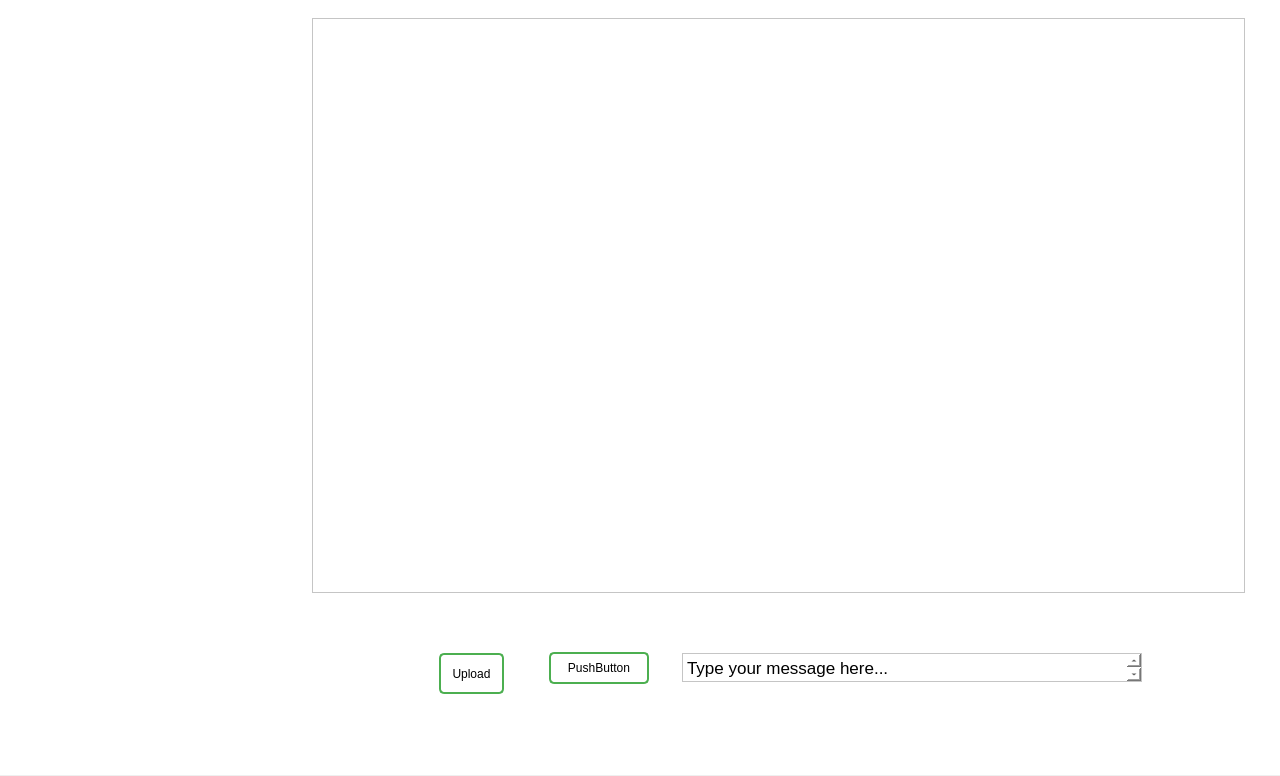
Above: Forms/mainwindow.ui from JustinGetty/LotusAppClient before the change. Below: the same form after it.
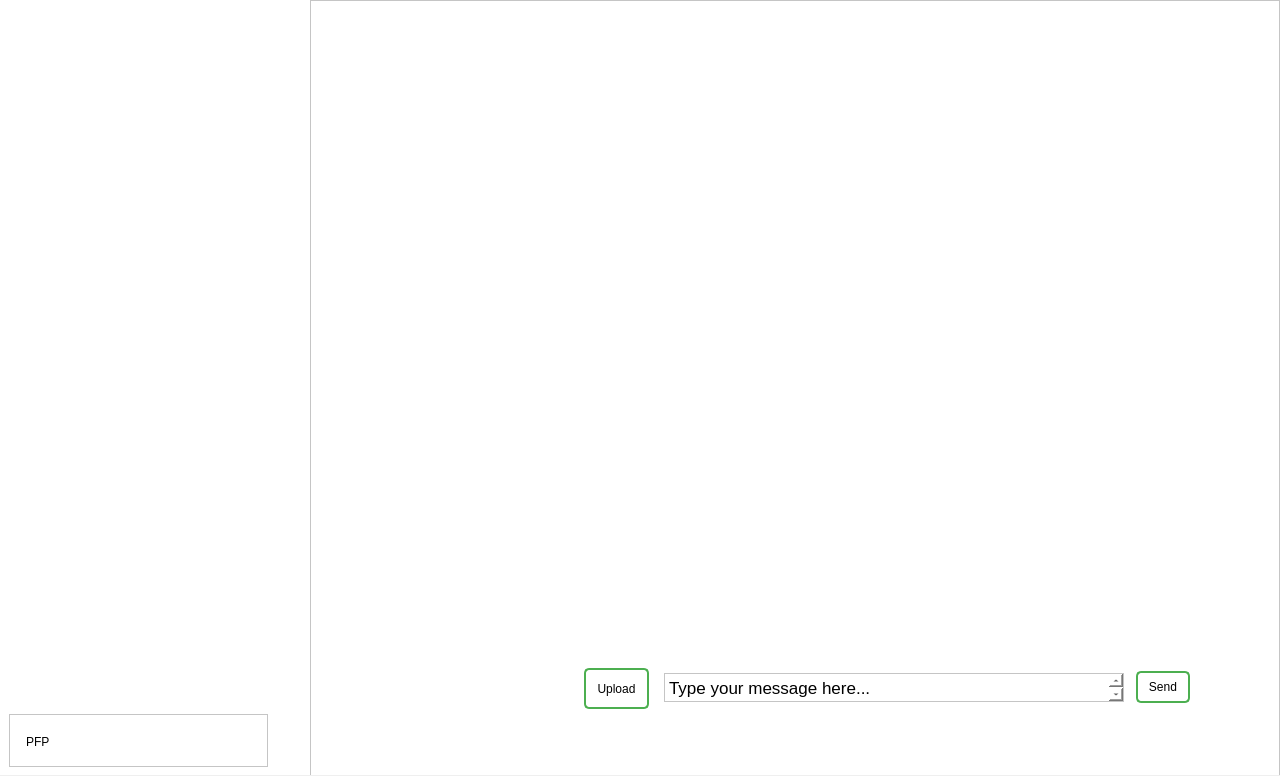
That is the form after the change.

Commit message: ui fixes, added user class. working

```diff
--- a/Forms/mainwindow.ui
+++ b/Forms/mainwindow.ui
@@ -76,8 +76,8 @@
       <widget class="QPushButton" name="uploadButton">
        <property name="geometry">
         <rect>
-         <x>439</x>
-         <y>654</y>
+         <x>584</x>
+         <y>669</y>
          <width>65</width>
          <height>41</height>
         </rect>
@@ -94,10 +94,10 @@
       <widget class="QTextBrowser" name="textBrowser">
        <property name="geometry">
         <rect>
-         <x>312</x>
-         <y>19</y>
-         <width>933</width>
-         <height>575</height>
+         <x>310</x>
+         <y>1</y>
+         <width>970</width>
+         <height>776</height>
         </rect>
        </property>
        <property name="palette">
@@ -237,9 +237,9 @@
       <widget class="QPushButton" name="Send_Message_Button">
        <property name="geometry">
         <rect>
-         <x>549</x>
-         <y>653</y>
-         <width>100</width>
+         <x>1136</x>
+         <y>672</y>
+         <width>54</width>
          <height>32</height>
         </rect>
        </property>
@@ -250,14 +250,14 @@
 }</string>
        </property>
        <property name="text">
-        <string>PushButton</string>
+        <string>Send</string>
        </property>
       </widget>
       <widget class="QTextEdit" name="Message_Input_Label">
        <property name="geometry">
         <rect>
-         <x>682</x>
-         <y>654</y>
+         <x>664</x>
+         <y>674</y>
          <width>460</width>
          <height>29</height>
         </rect>
@@ -742,6 +742,58 @@
 &lt;p style=&quot; margin-top:0px; margin-bottom:0px; margin-left:0px; margin-right:0px; -qt-block-indent:0; text-indent:0px;&quot;&gt;Type your message here...&lt;/p&gt;&lt;/body&gt;&lt;/html&gt;</string>
        </property>
       </widget>
+      <widget class="QFrame" name="active_user_frame">
+       <property name="geometry">
+        <rect>
+         <x>9</x>
+         <y>715</y>
+         <width>259</width>
+         <height>53</height>
+        </rect>
+       </property>
+       <property name="frameShape">
+        <enum>QFrame::Shape::StyledPanel</enum>
+       </property>
+       <property name="frameShadow">
+        <enum>QFrame::Shadow::Raised</enum>
+       </property>
+       <widget class="QLabel" name="label_7">
+        <property name="geometry">
+         <rect>
+          <x>17</x>
+          <y>20</y>
+          <width>58</width>
+          <height>16</height>
+         </rect>
+        </property>
+        <property name="text">
+         <string>PFP</string>
+        </property>
+       </widget>
+       <widget class="QLabel" name="active_user_label">
+        <property name="geometry">
+         <rect>
+          <x>69</x>
+          <y>10</y>
+          <width>165</width>
+          <height>31</height>
+         </rect>
+        </property>
+        <property name="styleSheet">
+         <string notr="true">QLabel{
+	color: #000000;
+}</string>
+        </property>
+        <property name="text">
+         <string/>
+        </property>
+       </widget>
+      </widget>
+      <zorder>textBrowser</zorder>
+      <zorder>Send_Message_Button</zorder>
+      <zorder>Message_Input_Label</zorder>
+      <zorder>uploadButton</zorder>
+      <zorder>active_user_frame</zorder>
      </widget>
     </widget>
     <widget class="QWidget" name="login_window">
```
The commit also changes 7 other files.
